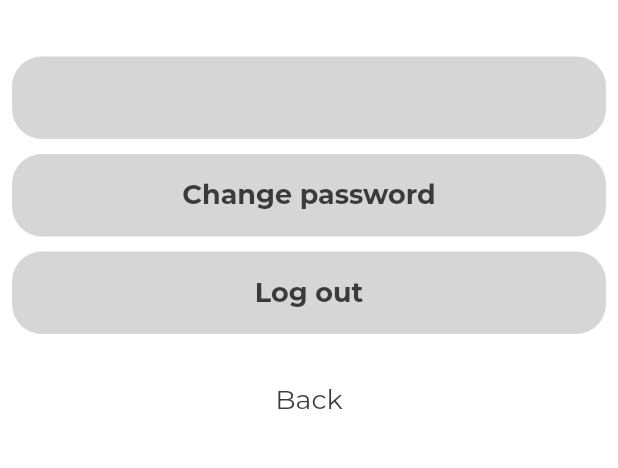
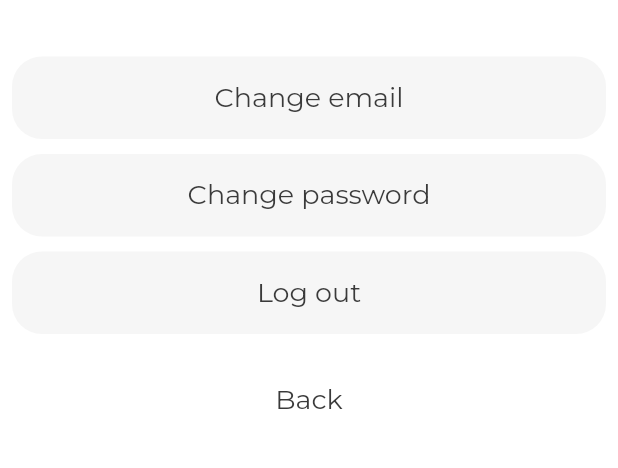
Before and after one commit to AlexSheiko/timero-their, a Flutter app: the SettingsScreen screen opened directly, on a phone screen of 412 x 824 dp, the part 125-593 px from its top. Run offline on Flutter 3.47's test engine with Material 2 defaults, Android fonts, the phone set to English and light mode, and no system bars; drawn by our look-alikes of loader_overlay; our stand-ins replace cloud_firestore, device_preview, dio, equatable, firebase_auth, firebase_core and 5 more; missing offline and left inert: measured_size, purchases_flutter; accounts and stored records are empty; generated files the repository leaves out were written again; project files that could hold a hidden picture were left out.

Commit message:
Version Bump to 24

```diff
--- a/lib/home/view/back_layer.dart
+++ b/lib/home/view/back_layer.dart
@@ -41,6 +41,7 @@ class _BackLayerState extends State<BackLayer> {
                 ),
                 RawMaterialButton(
                   onPressed: () {
+                    isDetailsOpen = false;
                     if (widget.goal.goalDays == 0) {
                       setCardState(FrontLayerState.isAddDaysMenuOpen);
                     } else {
--- a/lib/home/view/goal_card.dart
+++ b/lib/home/view/goal_card.dart
@@ -271,7 +271,7 @@ String _textForDetails(List<DateTime> resets, int index) {
   if (index == 0) {
     text = 'Last reset: ';
   } else {
-    text = 'Reset ${resets.length - index} : ';
+    text = 'Reset ${resets.length - index}: ';
   }
   text += _parseDate(resets[index]);
   return text;
@@ -304,7 +304,7 @@ Widget _goalDetails(Goal goal, Size size) {
                 ),
               ),
               Text(
-                '${goal.goalDays} days',
+                '${goal.goalDays} ${goal.goalDays > 1 ? 'days' : 'day'}',
                 style: const TextStyle(
                   fontSize: 12,
                   color: Color.fromRGBO(58, 58, 58, 1),
--- /dev/null
+++ b/lib/settings/view/components/change_email_widget.dart
@@ -0,0 +1,55 @@
+import 'package:flutter/material.dart';
+import 'package:flutter_bloc/flutter_bloc.dart';
+import 'package:timero/settings/logic/settings_cubit.dart';
+import 'package:timero/theme/const_theme.dart';
+
+class ChangeEmailWidget extends StatefulWidget {
+  const ChangeEmailWidget({super.key});
+
+  @override
+  State<ChangeEmailWidget> createState() => _ChangeEmailWidgetState();
+}
+
+class _ChangeEmailWidgetState extends State<ChangeEmailWidget> {
+  String email = '';
+  bool emailSelect = false;
+  @override
+  Widget build(BuildContext context) {
+    return BlocBuilder<SettingsCubit, SettingsState>(
+      builder: (context, state) {
+        if (state is EmailReadyState) {
+          email = state.email;
+        }
+        return Container(
+          constraints: const BoxConstraints(minHeight: 55, minWidth: 398),
+          child: OutlinedButton(
+            style: ThemeButtons.menuButtonTheme,
+            onPressed: () {
+              setState(() {
+                emailSelect = !emailSelect;
+              });
+            },
+            child: emailSelect == true
+                ? Padding(
+                    padding: const EdgeInsets.only(top: 16.5),
+                    child: Column(
+                      children: [
+                        const Text(
+                          'Change email',
+                          style: ThemeText.darkTextTheme,
+                          maxLines: 1,
+                        ),
+                        Text(email),
+                      ],
+                    ),
+                  )
+                : const Text(
+                    'Change email',
+                    style: ThemeText.darkTextTheme,
+                  ),
+          ),
+        );
+      },
+    );
+  }
+}
--- /dev/null
+++ b/lib/settings/view/components/logo.dart
@@ -0,0 +1,25 @@
+import 'package:flutter/material.dart';
+import '../../../theme/const_theme.dart';
+
+class LogoWidget extends StatelessWidget {
+  const LogoWidget({super.key});
+
+  @override
+  Widget build(BuildContext context) {
+    return const Padding(
+      padding: EdgeInsets.only(top: 28, bottom: 28, left: 20),
+      child: SizedBox(
+        height: 55,
+        width: 398,
+        child: Text(
+          'Quit timer',
+          style: TextStyle(
+              fontFamily: ThemeFontFamily.montserratRegular,
+              fontSize: 20,
+              color: ThemeColor.mainColorDark),
+          textAlign: TextAlign.left,
+        ),
+      ),
+    );
+  }
+}
--- a/lib/settings/view/settings_screen.dart
+++ b/lib/settings/view/settings_screen.dart
@@ -3,9 +3,11 @@ import 'package:flutter_bloc/flutter_bloc.dart';
 import 'package:loader_overlay/loader_overlay.dart';
 import 'package:timero/app/view/first_open_screen.dart';
 import 'package:timero/app/view/loader.dart';
-import 'package:timero/authentication/view/change_password_screen.dart';
 import 'package:timero/settings/logic/settings_cubit.dart';
+import 'package:timero/settings/view/components/logo.dart';
 import 'package:timero/theme/const_theme.dart';
+
+import 'components/change_email_widget.dart';
 
 class SettingsScreen extends StatefulWidget {
   const SettingsScreen({Key? key}) : super(key: key);
@@ -43,69 +45,80 @@ class _SettingsScreenState extends State<SettingsScreen> {
               padding: const EdgeInsets.symmetric(horizontal: 8),
               child: Column(
                 crossAxisAlignment: CrossAxisAlignment.center,
-                children: [
-                  const Padding(
-                    padding: EdgeInsets.only(top: 28, bottom: 28, left: 20),
-                    child: SizedBox(
-                      height: 55,
-                      width: 398,
-                      child: Text(
-                        'Quit timer',
-                        style: TextStyle(
-                            fontFamily: ThemeFontFamily.montserratRegular,
-                            fontSize: 20,
-                            color: ThemeColor.mainColorDark),
-                        textAlign: TextAlign.left,
+                children: const [
+                  LogoWidget(),
+                  SizedBox(height: 10),
+                  ChangeEmailWidget(),
+                  SizedBox(height: 10),
+                  ChangePasswordWidget(),
+                  SizedBox(height: 10),
+                  LogOutWidget(),
+                  SizedBox(height: 20),
+                  BackWidget(),
+                ],
               ),
-                    ),
-                  ),
-                  const SizedBox(height: 10),
-                  BlocBuilder<SettingsCubit, SettingsState>(
-                    builder: (context, state) {
-                      String? email;
-                      if (state is EmailReadyState) {
-                        email = state.email;
-                      }
-                      return SizedBox(
-                        width: 398,
-                        height: 55,
-                        child: OutlinedButton(
-                          style: ThemeButtons.menuButtonTheme,
-                          onPressed: () {},
-                          child: Center(
-                            child: FittedBox(
-                              child: Text(
-                                email.toString(),
-                                style: ThemeText.darkTextTheme,
-                                maxLines: 1,
             ),
           ),
         ),
       ),
     );
-                    },
-                  ),
-                  const SizedBox(height: 10),
-                  SizedBox(
+  }
+}
+
+class ChangePasswordWidget extends StatefulWidget {
+  const ChangePasswordWidget({super.key});
+
+  @override
+  State<ChangePasswordWidget> createState() => _ChangePasswordWidgetState();
+}
+
+class _ChangePasswordWidgetState extends State<ChangePasswordWidget> {
+  @override
+  Widget build(BuildContext context) {
+    return SizedBox(
       height: 55,
       width: 398,
       child: OutlinedButton(
         style: ThemeButtons.menuButtonTheme,
-                      onPressed: () {
-                        Navigator.of(context).push(
-                          MaterialPageRoute(
-                            builder: (context) => const ChangePasswordScreen(),
+        onPressed: () {},
+        child: const Text(
+          'Change password',
+          style: ThemeText.darkTextTheme,
+        ),
       ),
     );
+  }
+}
+
+class LogOutWidget extends StatefulWidget {
+  const LogOutWidget({super.key});
+
+  @override
+  State<LogOutWidget> createState() => _LogOutWidgetState();
+}
+
+class _LogOutWidgetState extends State<LogOutWidget> {
+  @override
+  Widget build(BuildContext context) {
+    BlocProvider.of<SettingsCubit>(context).getEmail();
+    return CustomLoaderOverlay(
+      child: BlocListener<SettingsCubit, SettingsState>(
+        listener: (context, state) {
+          if (state is LogOutState) {
+            context.loaderOverlay.hide();
+            Navigator.of(context).popUntil((route) => route.isFirst);
+          } else if (state is SettingsFailure) {
+            context.loaderOverlay.hide();
+            ScaffoldMessenger.of(context).showSnackBar(
+              SnackBar(
+                content: Text(state.errorMessage),
+              ),
+            );
+          } else if (state is SettingsInProgress) {
+            context.loaderOverlay.show();
+          }
         },
-                      child: const Text(
-                        'Change password',
-                        style: ThemeText.menuTextTheme,
-                      ),
-                    ),
-                  ),
-                  const SizedBox(height: 10),
-                  SizedBox(
+        child: SizedBox(
           height: 55,
           width: 398,
           child: OutlinedButton(
@@ -121,13 +134,21 @@ class _SettingsScreenState extends State<SettingsScreen> {
             },
             child: const Text(
               'Log out',
-                        style: ThemeText.menuTextTheme,
+              style: ThemeText.darkTextTheme,
             ),
           ),
         ),
-                  const SizedBox(height: 20),
-                  Center(
-                    child: TextButton(
+      ),
+    );
+  }
+}
+
+class BackWidget extends StatelessWidget {
+  const BackWidget({super.key});
+
+  @override
+  Widget build(BuildContext context) {
+    return TextButton(
       onPressed: () {
         Navigator.of(context).pop();
       },
@@ -135,14 +156,6 @@ class _SettingsScreenState extends State<SettingsScreen> {
         'Back',
         style: ThemeText.darkTextTheme,
       ),
-                    ),
-                  ),
-                ],
-              ),
-            ),
-          ),
-        ),
-      ),
     );
   }
 }
--- a/lib/theme/const_theme.dart
+++ b/lib/theme/const_theme.dart
@@ -69,7 +69,7 @@ abstract class ThemeButtons {
     shape: RoundedRectangleBorder(
       borderRadius: BorderRadius.circular(20),
     ),
-    backgroundColor: Colors.grey[350],
+    backgroundColor: Color.fromRGBO(246, 246, 246, 1),
   );
 }
 
--- a/pubspec.yaml
+++ b/pubspec.yaml
@@ -58,7 +58,7 @@ dependencies:
   loader_overlay: ^2.1.0
   google_fonts: ^3.0.1
   device_preview: ^1.1.0
-  purchases_flutter: ^4.4.1
+  purchases_flutter: ^4.4.2
 
 dev_dependencies:
   flutter_test:
```
Also changed, not shown: lib/home/view/front_layer.dart (+0 -64 lines), pubspec.lock, 3 other files. Lines whose indentation alone changed are shown as unchanged.
